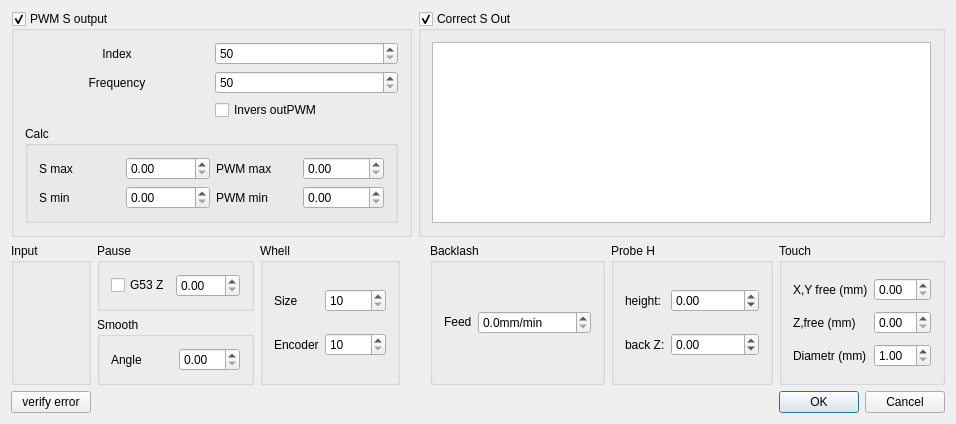
This is wlproj/wlmill/wleditmillwidget.ui in wldevru/src as Qt 5 draws it before an edit. The edited form follows.
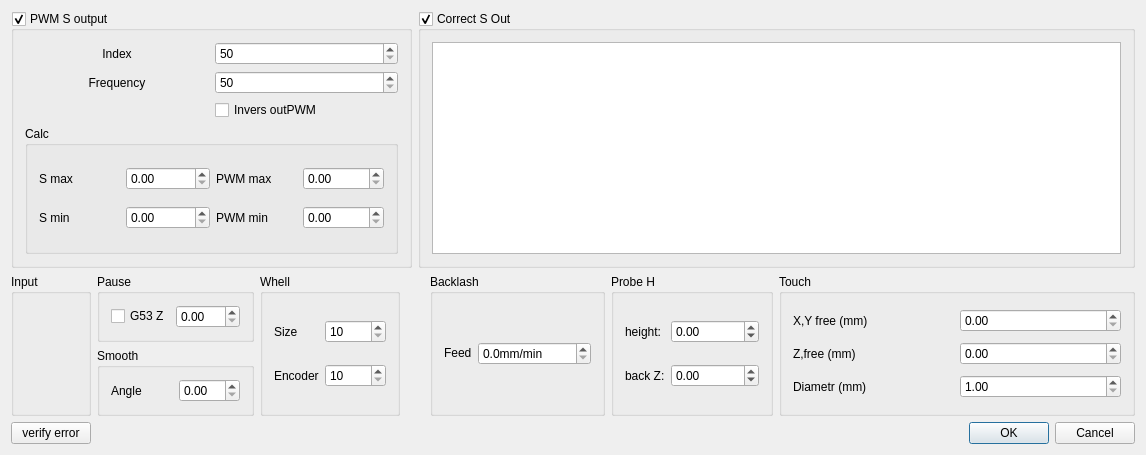
This is the edited form. Custom widgets are drawn as their Qt base class.

The edit to the form file:
```diff
--- a/wlproj/wlmill/wleditmillwidget.ui
+++ b/wlproj/wlmill/wleditmillwidget.ui
@@ -6,8 +6,8 @@
    <rect>
     <x>0</x>
     <y>0</y>
-    <width>938</width>
-    <height>371</height>
+    <width>1146</width>
+    <height>455</height>
    </rect>
   </property>
   <property name="windowTitle">
```
Left out of the diff: 2 changed lines with no effect on the pictures.
